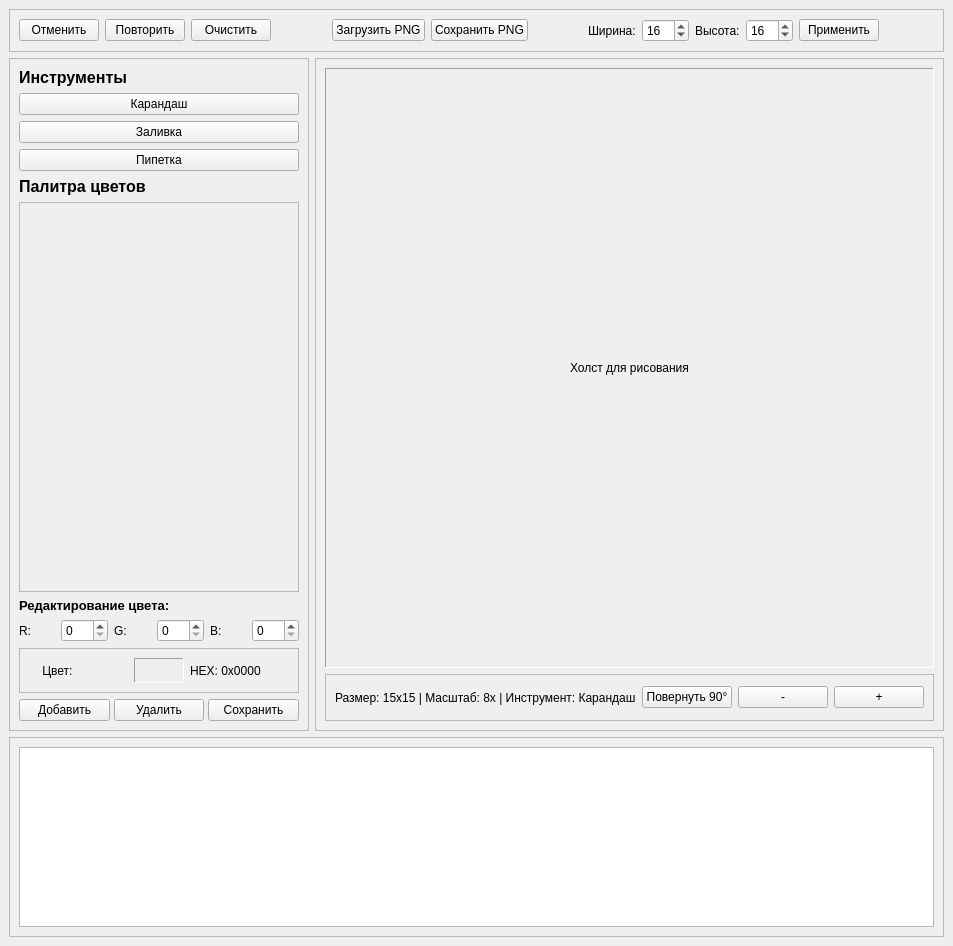
This is languages/ru/pixel_editor.ui in KSabuev/rgb565_editor as Qt 5 draws it before an edit. The edited form follows.
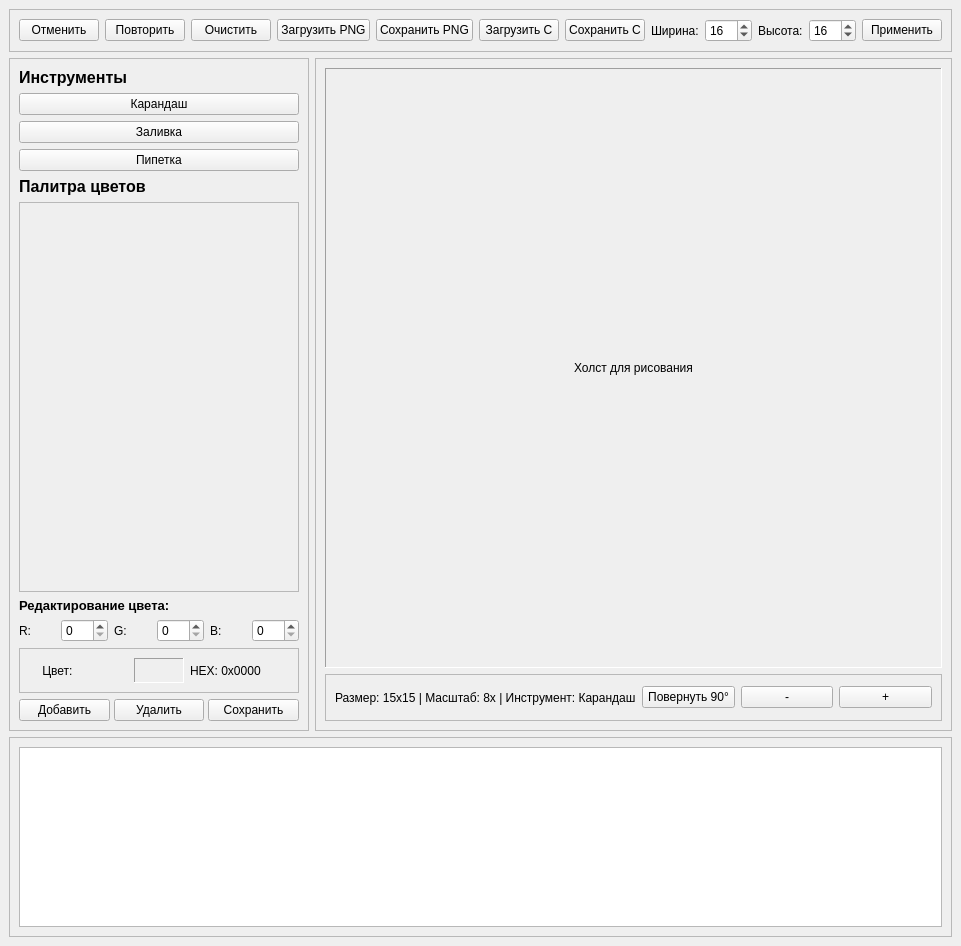
This is the edited form.

The edit to the form file:
```diff
--- a/languages/ru/pixel_editor.ui
+++ b/languages/ru/pixel_editor.ui
@@ -72,6 +72,20 @@
          </property>
         </widget>
        </item>
+        <item>
+         <widget class="QPushButton" name="btnLoadC">
+          <property name="text">
+           <string>Загрузить C</string>
+          </property>
+         </widget>
+        </item>
+        <item>
+         <widget class="QPushButton" name="btnSaveC">
+          <property name="text">
+           <string>Сохранить C</string>
+          </property>
+         </widget>
+        </item>
        <item>
         <spacer name="horizontalSpacer_3">
          <property name="orientation">
```
Lines whose indentation alone changed are shown as unchanged.
